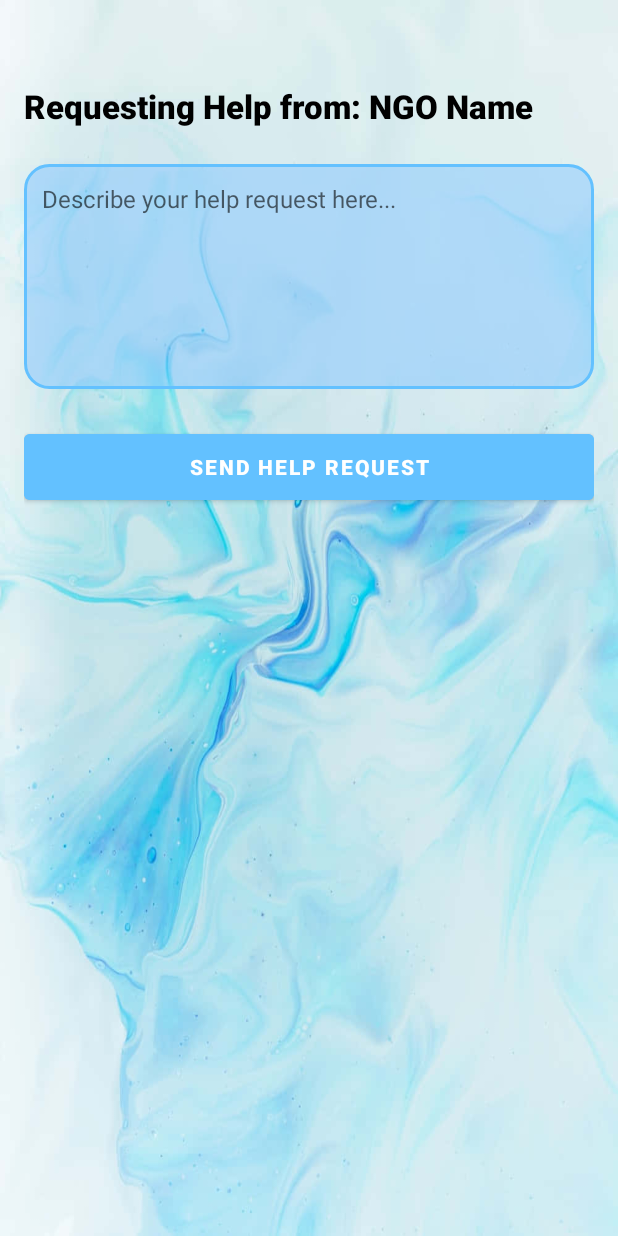
After one commit to aadeza/HelpAtHome_INSY7315, an Android app built with Jetpack Compose: the layout activity_help_request.xml on its own in the app's theme, with its tools: preview values and no code run, on a phone screen of 412 x 824 dp. The commit adds this screen. Run offline under Robolectric (Android 15) with nearby library versions, the phone set to English and light mode, and no system bars.

Commit message:
Help request, notfications

```diff
--- a/app/src/main/java/com/example/helpathome/Ngo.kt
+++ b/app/src/main/java/com/example/helpathome/Ngo.kt
@@ -1,3 +1,4 @@
+
 data class Ngo(
     val name: String = "",
     val category: String = "",
--- /dev/null
+++ b/app/src/main/res/layout/activity_help_request.xml
@@ -0,0 +1,67 @@
+<?xml version="1.0" encoding="utf-8"?>
+<ScrollView xmlns:android="http://schemas.android.com/apk/res/android"
+    android:id="@+id/scrollView"
+    android:layout_width="match_parent"
+    android:layout_height="match_parent"
+    android:background="@drawable/homebackground"
+    android:fillViewport="true"
+    android:padding="16dp">
+
+    <LinearLayout
+        android:layout_width="match_parent"
+        android:layout_height="wrap_content"
+        android:orientation="vertical">
+
+        <!-- Title -->
+        <TextView
+            android:id="@+id/tvNgoName"
+            android:layout_width="wrap_content"
+            android:layout_height="wrap_content"
+            android:layout_marginTop="40dp"
+            android:text="Requesting Help from: NGO Name"
+            android:textColor="#000000"
+            android:textSize="22sp"
+            android:textStyle="bold"
+            android:fontFamily="sans-serif-medium"
+            android:layout_marginBottom="24dp" />
+
+        <!-- Help message input -->
+        <EditText
+            android:id="@+id/etHelpMessage"
+            android:layout_width="match_parent"
+            android:layout_height="150dp"
+            android:background="@drawable/box_background"
+            android:padding="12dp"
+            android:gravity="top"
+            android:hint="Describe your help request here..."
+            android:textColor="#000000"
+            android:textSize="16sp"
+            android:inputType="textMultiLine"
+            android:minLines="6"
+            android:maxLines="10"
+            android:scrollbars="vertical" />
+
+        <!-- Status message -->
+        <TextView
+            android:id="@+id/tvStatus"
+            android:layout_width="match_parent"
+            android:layout_height="wrap_content"
+            android:text=""
+            android:textColor="#388E3C"
+            android:layout_marginTop="12dp"
+            android:visibility="gone" />
+
+        <!-- Send button -->
+        <Button
+            android:id="@+id/btnSendRequest"
+            android:layout_width="match_parent"
+            android:layout_height="56dp"
+            android:text="Send Help Request"
+            android:textColor="#FFFFFF"
+            android:textStyle="bold"
+            android:backgroundTint="#63C1FF"
+            android:layout_marginTop="24dp" />
+
+
+    </LinearLayout>
+</ScrollView>
```
Also changed, not shown: app/src/main/AndroidManifest.xml (+12 -39 lines), app/src/main/java/com/example/helpathome/HelpRequestsActivity.kt (+79 -5 lines), app/src/main/java/com/example/helpathome/Home.kt (+59 -47 lines), app/src/main/java/com/example/helpathome/NGOModel.kt (+103 -19 lines), app/src/main/java/com/example/helpathome/NgoAdapter.kt (+15 -7 lines), app/src/main/java/com/example/helpathome/Notification.kt (+4 -4 lines), app/src/main/java/com/example/helpathome/NotificationAdapter.kt (+26 -3 lines), app/src/main/res/layout/activity_home.xml (+7 -6 lines), app/src/main/res/layout/activity_ngomodel.xml (+1 -8 lines).
